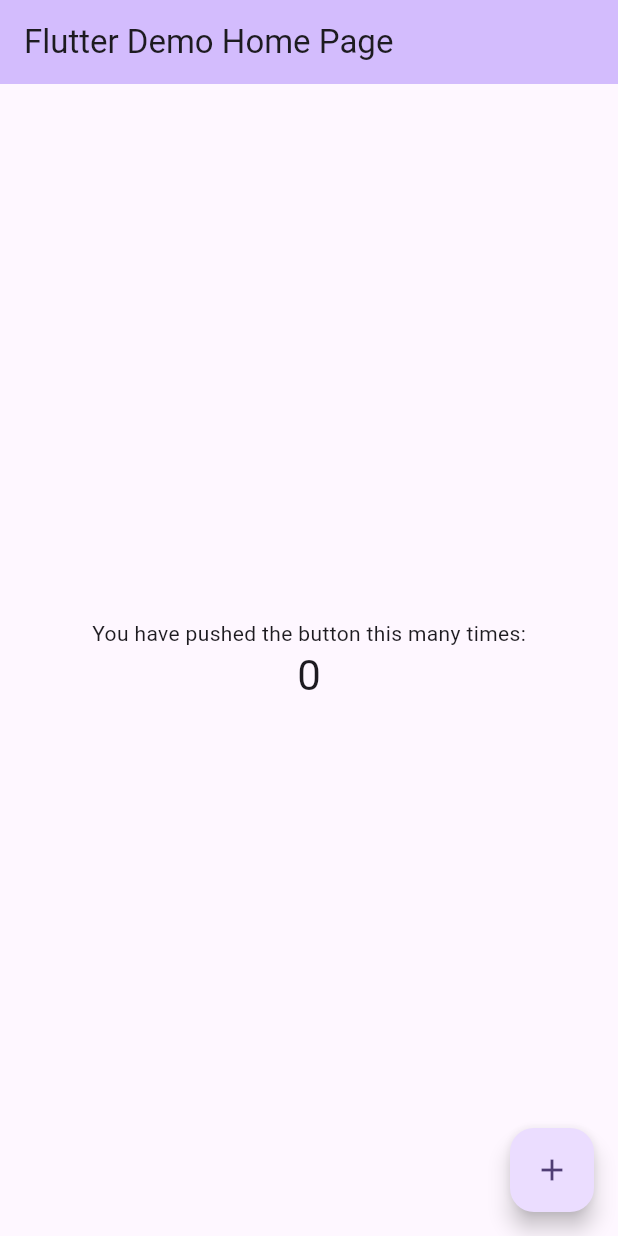
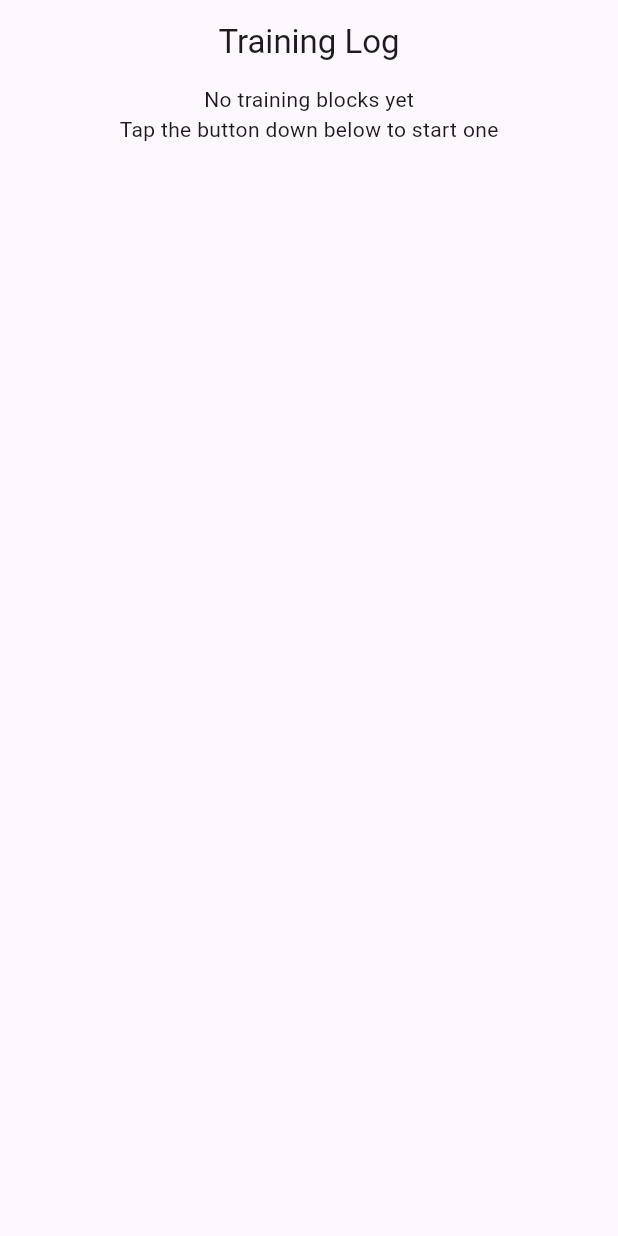
Before and after one commit to ragaoua/Miles, a Flutter app: the screen it shows after launch, on a phone screen of 412 x 824 dp. Run offline on Flutter 3.47's test engine with Material 3 defaults, Android fonts, the phone set to English and light mode, and no system bars; our stand-ins replace dartz, equatable.

Commit message:
Training log page with no data
- Removed default widget test

```diff
--- /dev/null
+++ b/lib/features/training_log/presentation/pages/training_log_page.dart
@@ -0,0 +1,26 @@
+import 'package:flutter/material.dart';
+
+class TrainingLogPage extends StatelessWidget {
+  const TrainingLogPage({super.key});
+
+  @override
+  Widget build(BuildContext context) {
+    return MaterialApp(
+      home: Scaffold(
+        appBar: AppBar(
+          title: const Text('Training Log'), // TODO: add translation
+          centerTitle: true,
+        ),
+        body: const Align(
+          alignment: Alignment.topCenter,
+          child : Column(
+            children: [
+              Text('No training blocks yet'), // TODO: add translation
+              Text('Tap the button down below to start one') // TODO: add translation
+            ]
+          )
+        )
+      )
+    );
+  }
+}
--- a/lib/main.dart
+++ b/lib/main.dart
@@ -1,125 +1,7 @@
 import 'package:flutter/material.dart';
 
+import 'features/training_log/presentation/pages/training_log_page.dart';
+
 void main() {
-  runApp(const MyApp());
+  runApp(const TrainingLogPage());
 }
-
-class MyApp extends StatelessWidget {
-  const MyApp({super.key});
-
-  // This widget is the root of your application.
-  @override
-  Widget build(BuildContext context) {
-    return MaterialApp(
-      title: 'Flutter Demo',
-      theme: ThemeData(
-        // This is the theme of your application.
-        //
-        // TRY THIS: Try running your application with "flutter run". You'll see
-        // the application has a purple toolbar. Then, without quitting the app,
-        // try changing the seedColor in the colorScheme below to Colors.green
-        // and then invoke "hot reload" (save your changes or press the "hot
-        // reload" button in a Flutter-supported IDE, or press "r" if you used
-        // the command line to start the app).
-        //
-        // Notice that the counter didn't reset back to zero; the application
-        // state is not lost during the reload. To reset the state, use hot
-        // restart instead.
-        //
-        // This works for code too, not just values: Most code changes can be
-        // tested with just a hot reload.
-        colorScheme: ColorScheme.fromSeed(seedColor: Colors.deepPurple),
-        useMaterial3: true,
-      ),
-      home: const MyHomePage(title: 'Flutter Demo Home Page'),
-    );
-  }
-}
-
-class MyHomePage extends StatefulWidget {
-  const MyHomePage({super.key, required this.title});
-
-  // This widget is the home page of your application. It is stateful, meaning
-  // that it has a State object (defined below) that contains fields that affect
-  // how it looks.
-
-  // This class is the configuration for the state. It holds the values (in this
-  // case the title) provided by the parent (in this case the App widget) and
-  // used by the build method of the State. Fields in a Widget subclass are
-  // always marked "final".
-
-  final String title;
-
-  @override
-  State<MyHomePage> createState() => _MyHomePageState();
-}
-
-class _MyHomePageState extends State<MyHomePage> {
-  int _counter = 0;
-
-  void _incrementCounter() {
-    setState(() {
-      // This call to setState tells the Flutter framework that something has
-      // changed in this State, which causes it to rerun the build method below
-      // so that the display can reflect the updated values. If we changed
-      // _counter without calling setState(), then the build method would not be
-      // called again, and so nothing would appear to happen.
-      _counter++;
-    });
-  }
-
-  @override
-  Widget build(BuildContext context) {
-    // This method is rerun every time setState is called, for instance as done
-    // by the _incrementCounter method above.
-    //
-    // The Flutter framework has been optimized to make rerunning build methods
-    // fast, so that you can just rebuild anything that needs updating rather
-    // than having to individually change instances of widgets.
-    return Scaffold(
-      appBar: AppBar(
-        // TRY THIS: Try changing the color here to a specific color (to
-        // Colors.amber, perhaps?) and trigger a hot reload to see the AppBar
-        // change color while the other colors stay the same.
-        backgroundColor: Theme.of(context).colorScheme.inversePrimary,
-        // Here we take the value from the MyHomePage object that was created by
-        // the App.build method, and use it to set our appbar title.
-        title: Text(widget.title),
-      ),
-      body: Center(
-        // Center is a layout widget. It takes a single child and positions it
-        // in the middle of the parent.
-        child: Column(
-          // Column is also a layout widget. It takes a list of children and
-          // arranges them vertically. By default, it sizes itself to fit its
-          // children horizontally, and tries to be as tall as its parent.
-          //
-          // Column has various properties to control how it sizes itself and
-          // how it positions its children. Here we use mainAxisAlignment to
-          // center the children vertically; the main axis here is the vertical
-          // axis because Columns are vertical (the cross axis would be
-          // horizontal).
-          //
-          // TRY THIS: Invoke "debug painting" (choose the "Toggle Debug Paint"
-          // action in the IDE, or press "p" in the console), to see the
-          // wireframe for each widget.
-          mainAxisAlignment: MainAxisAlignment.center,
-          children: <Widget>[
-            const Text(
-              'You have pushed the button this many times:',
-            ),
-            Text(
-              '$_counter',
-              style: Theme.of(context).textTheme.headlineMedium,
-            ),
-          ],
-        ),
-      ),
-      floatingActionButton: FloatingActionButton(
-        onPressed: _incrementCounter,
-        tooltip: 'Increment',
-        child: const Icon(Icons.add),
-      ), // This trailing comma makes auto-formatting nicer for build methods.
-    );
-  }
-}
```
Also changed, not shown: 1 other file.
